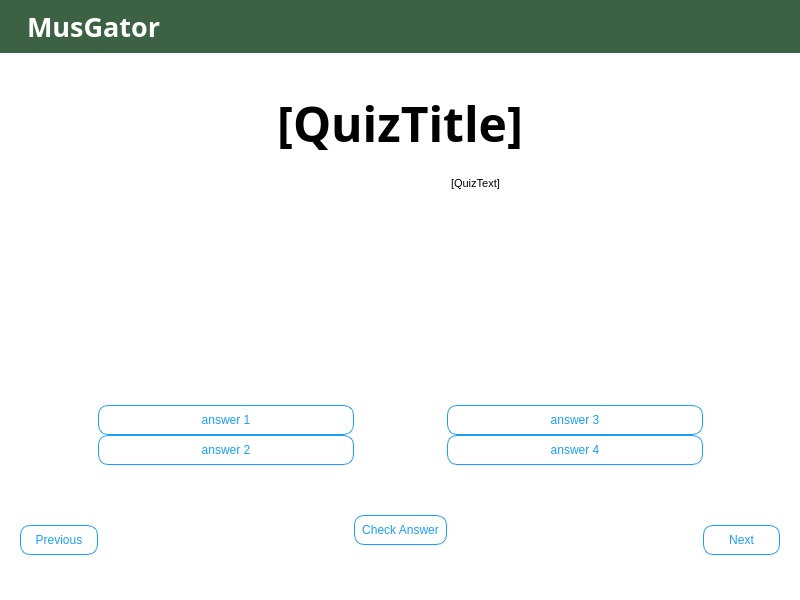
This is note-rythQuiz.ui in ZachKrol/MusGator as Qt 5 draws it before an edit. The edited form follows.
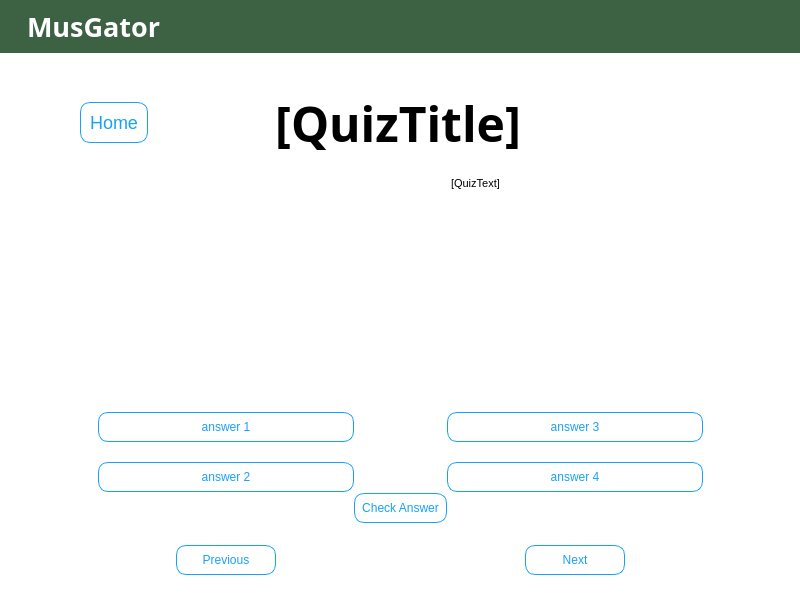
This is the edited form. Icons and pictures are not drawn.

Commit message: Added home button, fixed prev/next button styling

What changed in the file:
```diff
--- a/note-rythQuiz.ui
+++ b/note-rythQuiz.ui
@@ -172,10 +172,45 @@
        <number>20</number>
       </property>
       <item>
-       <layout class="QHBoxLayout" name="topLayout" stretch="0,0,0">
+       <layout class="QHBoxLayout" name="topLayout" stretch="0,0,1,1,1,0">
         <property name="bottomMargin">
          <number>0</number>
         </property>
+        <item>
+         <spacer name="horizontalSpacer_8">
+          <property name="orientation">
+           <enum>Qt::Horizontal</enum>
+          </property>
+          <property name="sizeHint" stdset="0">
+           <size>
+            <width>60</width>
+            <height>20</height>
+           </size>
+          </property>
+         </spacer>
+        </item>
+        <item>
+         <widget class="QPushButton" name="homeButton">
+          <property name="styleSheet">
+           <string notr="true">QPushButton {
+background-color: rgb(255, 255, 255);
+border: 1px solid #18A0FB;
+border-radius: 10%;
+color:#18A0FB;
+padding: 9px;
+font-size: 18px;
+}
+QPushButton:hover {
+color: rgb(255, 255, 255);
+background-color:  #18A0FB;
+border: 1px solid #fff;
+}</string>
+          </property>
+          <property name="text">
+           <string>Home</string>
+          </property>
+         </widget>
+        </item>
         <item>
          <spacer name="horizontalSpacer_3">
           <property name="orientation">
@@ -244,6 +279,19 @@
           </property>
          </spacer>
         </item>
+        <item>
+         <spacer name="horizontalSpacer_9">
+          <property name="orientation">
+           <enum>Qt::Horizontal</enum>
+          </property>
+          <property name="sizeHint" stdset="0">
+           <size>
+            <width>132</width>
+            <height>20</height>
+           </size>
+          </property>
+         </spacer>
+        </item>
        </layout>
       </item>
       <item>
@@ -266,6 +314,9 @@
         </item>
         <item row="4" column="3">
          <widget class="QPushButton" name="selection4">
+          <property name="styleSheet">
+           <string notr="true">margin-top: 20px;</string>
+          </property>
           <property name="text">
            <string>answer 4</string>
           </property>
@@ -310,13 +361,6 @@
           </property>
          </spacer>
         </item>
-        <item row="7" column="2">
-         <widget class="QPushButton" name="answerButton">
-          <property name="text">
-           <string>Check Answer</string>
-          </property>
-         </widget>
-        </item>
         <item row="8" column="2">
          <spacer name="verticalSpacer3">
           <property name="orientation">
@@ -335,23 +379,28 @@
         </item>
         <item row="0" column="1">
          <widget class="QGraphicsView" name="quizImage">
+          <property name="sizePolicy">
+           <sizepolicy hsizetype="Minimum" vsizetype="Expanding">
+            <horstretch>0</horstretch>
+            <verstretch>0</verstretch>
+           </sizepolicy>
+          </property>
+          <property name="minimumSize">
+           <size>
+            <width>256</width>
+            <height>0</height>
+           </size>
+          </property>
           <property name="styleSheet">
            <string notr="true">border: none;</string>
           </property>
          </widget>
         </item>
-        <item row="7" column="0">
-         <widget class="QPushButton" name="previousButton">
-          <property name="styleSheet">
-           <string notr="true">margin-top: 20px;</string>
-          </property>
-          <property name="text">
-           <string>Previous</string>
-          </property>
-         </widget>
-        </item>
         <item row="3" column="1">
          <widget class="QPushButton" name="selection1">
+          <property name="styleSheet">
+           <string notr="true">margin-top: 20px;</string>
+          </property>
           <property name="text">
            <string>answer 1</string>
           </property>
@@ -389,7 +438,7 @@
         <item row="3" column="3">
          <widget class="QPushButton" name="selection3">
           <property name="styleSheet">
-           <string notr="true"/>
+           <string notr="true">margin-top: 20px;</string>
           </property>
           <property name="text">
            <string>answer 3</string>
@@ -409,18 +458,20 @@
           </property>
          </spacer>
         </item>
-        <item row="7" column="4">
-         <widget class="QPushButton" name="nextButton">
-          <property name="styleSheet">
-           <string notr="true">margin-top: 20px;</string>
-          </property>
-          <property name="text">
-           <string>Next</string>
-          </property>
-         </widget>
-        </item>
         <item row="0" column="3">
          <widget class="QTextBrowser" name="quizText">
+          <property name="sizePolicy">
+           <sizepolicy hsizetype="Minimum" vsizetype="Expanding">
+            <horstretch>0</horstretch>
+            <verstretch>0</verstretch>
+           </sizepolicy>
+          </property>
+          <property name="minimumSize">
+           <size>
+            <width>256</width>
+            <height>0</height>
+           </size>
+          </property>
           <property name="styleSheet">
            <string notr="true">border: none;
 text-align: center;
@@ -438,6 +489,9 @@
         </item>
         <item row="4" column="1">
          <widget class="QPushButton" name="selection2">
+          <property name="styleSheet">
+           <string notr="true">margin-top: 20px;</string>
+          </property>
           <property name="text">
            <string>answer 2</string>
           </property>
@@ -475,6 +529,53 @@
           </property>
          </spacer>
         </item>
+        <item row="5" column="2">
+         <widget class="QPushButton" name="answerButton">
+          <property name="text">
+           <string>Check Answer</string>
+          </property>
+         </widget>
+        </item>
+        <item row="7" column="1">
+         <layout class="QHBoxLayout" name="horizontalLayout_2">
+          <item>
+           <widget class="QPushButton" name="previousButton">
+            <property name="maximumSize">
+             <size>
+              <width>100</width>
+              <height>16777215</height>
+             </size>
+            </property>
+            <property name="styleSheet">
+             <string notr="true">margin-top: 20px;</string>
+            </property>
+            <property name="text">
+             <string>Previous</string>
+            </property>
+           </widget>
+          </item>
+         </layout>
+        </item>
+        <item row="7" column="3">
+         <layout class="QHBoxLayout" name="horizontalLayout_3">
+          <item>
+           <widget class="QPushButton" name="nextButton">
+            <property name="maximumSize">
+             <size>
+              <width>100</width>
+              <height>16777215</height>
+             </size>
+            </property>
+            <property name="styleSheet">
+             <string notr="true">margin-top: 20px;</string>
+            </property>
+            <property name="text">
+             <string>Next</string>
+            </property>
+           </widget>
+          </item>
+         </layout>
+        </item>
        </layout>
       </item>
      </layout>
```
The commit also changes 4 other files.
